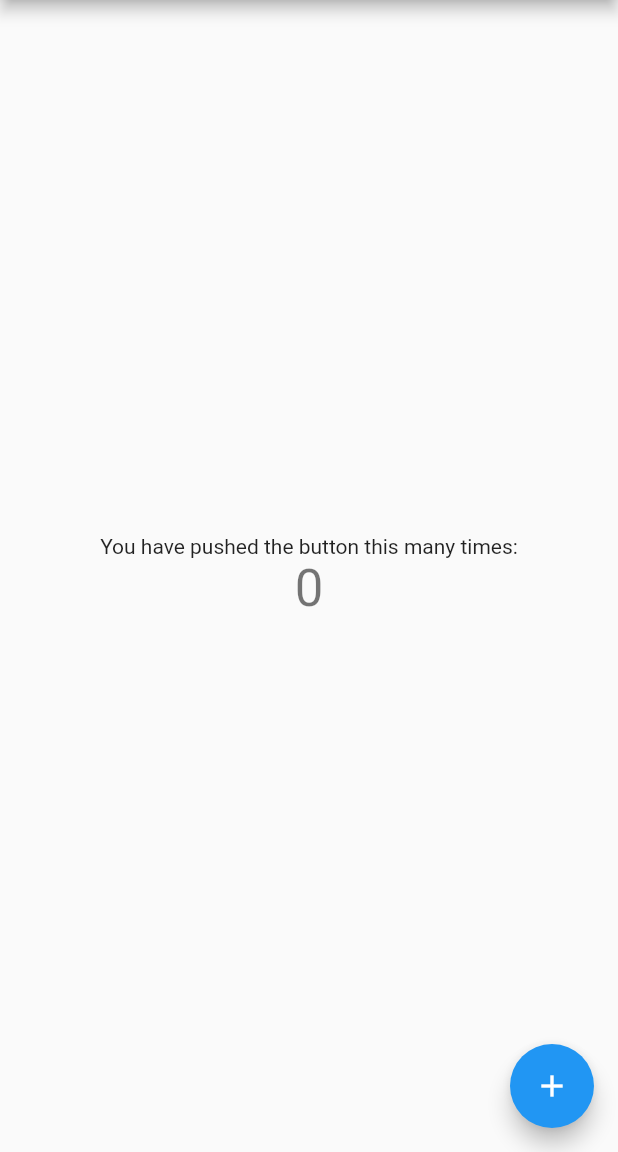
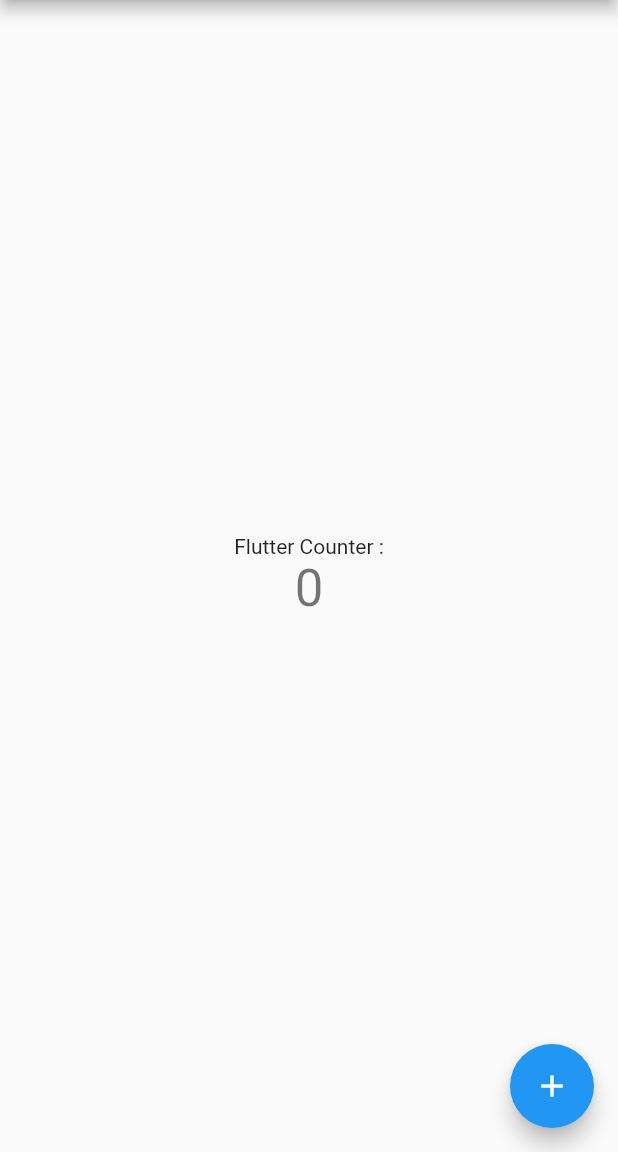
Before and after one commit to Habtamu-Asayto/Flutter_One, a Flutter app: the screen it shows after launch, on a phone screen of 412 x 824 dp, the part 84-1236 px from its top. Run offline on Flutter 3.47's test engine with Material 2 defaults, Android fonts, the phone set to English and light mode, and no system bars.

Commit message:
New Change on Flutter

```diff
--- a/lib/main.dart
+++ b/lib/main.dart
@@ -96,7 +96,7 @@ class _MyHomePageState extends State<MyHomePage> {
           mainAxisAlignment: MainAxisAlignment.center,
           children: <Widget>[
             const Text(
-              'You have pushed the button this many times:',
+              'Flutter Counter :',
             ),
             Text(
               '$_counter',
```
